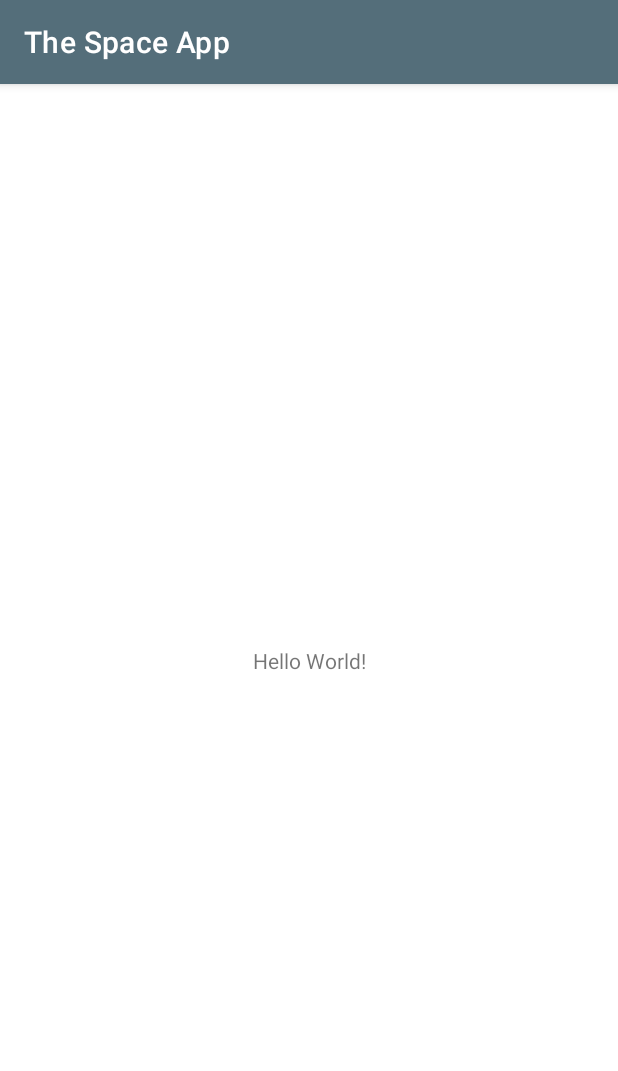
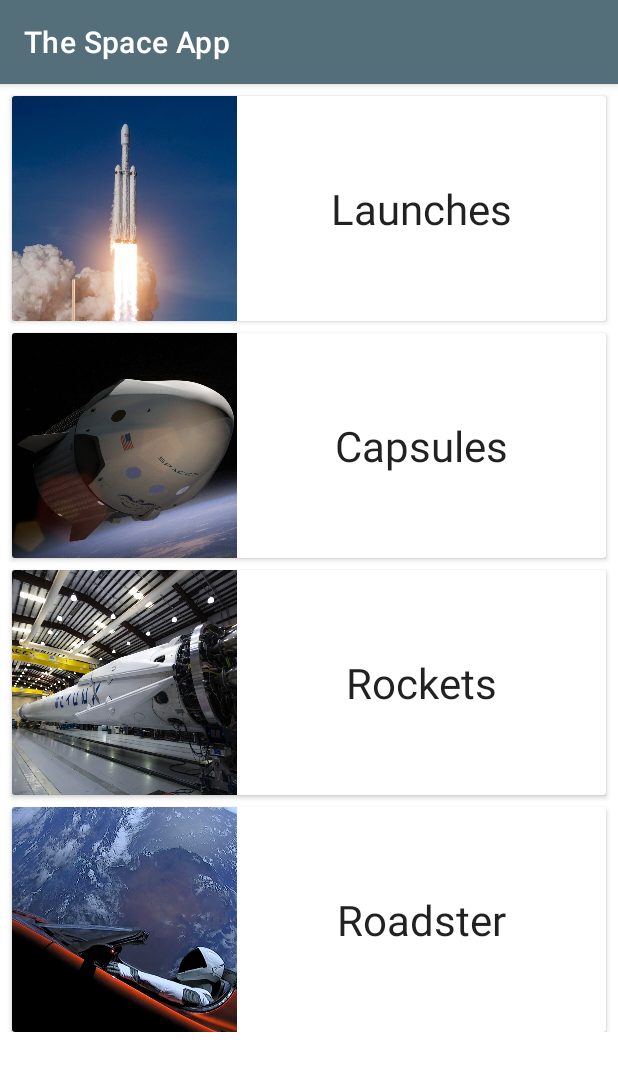
Before and after one commit to masslany/The-space-app, an Android app: the screen it shows after launch (MainActivity), on a phone screen of 412 x 824 dp. Shown: the top 1071 px of the screen. Run offline under Robolectric (Android 15) with nearby library versions, the phone set to English and light mode, and no system bars.

Commit message:
Add nav_graph.xml

```diff
--- a/app/src/main/java/com/globallogic/thespaceapp/MainActivity.kt
+++ b/app/src/main/java/com/globallogic/thespaceapp/MainActivity.kt
@@ -1,7 +1,7 @@
 package com.globallogic.thespaceapp
 
+import android.os.Bundle
 import androidx.appcompat.app.AppCompatActivity
-import android.os.Bundle
 
 class MainActivity : AppCompatActivity() {
     override fun onCreate(savedInstanceState: Bundle?) {
--- a/app/src/main/res/layout/activity_main.xml
+++ b/app/src/main/res/layout/activity_main.xml
@@ -6,13 +6,16 @@
     android:layout_height="match_parent"
     tools:context=".MainActivity">
 
-    <TextView
-        android:layout_width="wrap_content"
-        android:layout_height="wrap_content"
-        android:text="Hello World!"
+    <fragment
+        android:id="@+id/nav_host_fragment_container"
+        android:name="androidx.navigation.fragment.NavHostFragment"
+        android:layout_width="0dp"
+        android:layout_height="0dp"
+        app:defaultNavHost="true"
         app:layout_constraintBottom_toBottomOf="parent"
-        app:layout_constraintLeft_toLeftOf="parent"
-        app:layout_constraintRight_toRightOf="parent"
-        app:layout_constraintTop_toTopOf="parent" />
+        app:layout_constraintEnd_toEndOf="parent"
+        app:layout_constraintStart_toStartOf="parent"
+        app:layout_constraintTop_toTopOf="parent"
+        app:navGraph="@navigation/nav_graph" />
 
 </androidx.constraintlayout.widget.ConstraintLayout>
--- /dev/null
+++ b/app/src/main/res/navigation/nav_graph.xml
@@ -0,0 +1,22 @@
+<?xml version="1.0" encoding="utf-8"?>
+<navigation xmlns:android="http://schemas.android.com/apk/res/android"
+    xmlns:app="http://schemas.android.com/apk/res-auto"
+    xmlns:tools="http://schemas.android.com/tools"
+    android:id="@+id/nav_graph"
+    app:startDestination="@id/dashboardFragment">
+
+    <fragment
+        android:id="@+id/dashboardFragment"
+        android:name="com.globallogic.thespaceapp.DashboardFragment"
+        android:label="DashboardFragment"
+        tools:layout="@layout/fragment_dashboard">
+        <action
+            android:id="@+id/action_dashboardFragment_to_roadsterDetailsFragment"
+            app:destination="@id/roadsterDetailsFragment" />
+    </fragment>
+    <fragment
+        android:id="@+id/roadsterDetailsFragment"
+        android:name="com.globallogic.thespaceapp.RoadsterDetailsFragment"
+        android:label="RoadsterDetailsFragment"
+        tools:layout="@layout/fragment_roadster_details" />
+</navigation>
```
